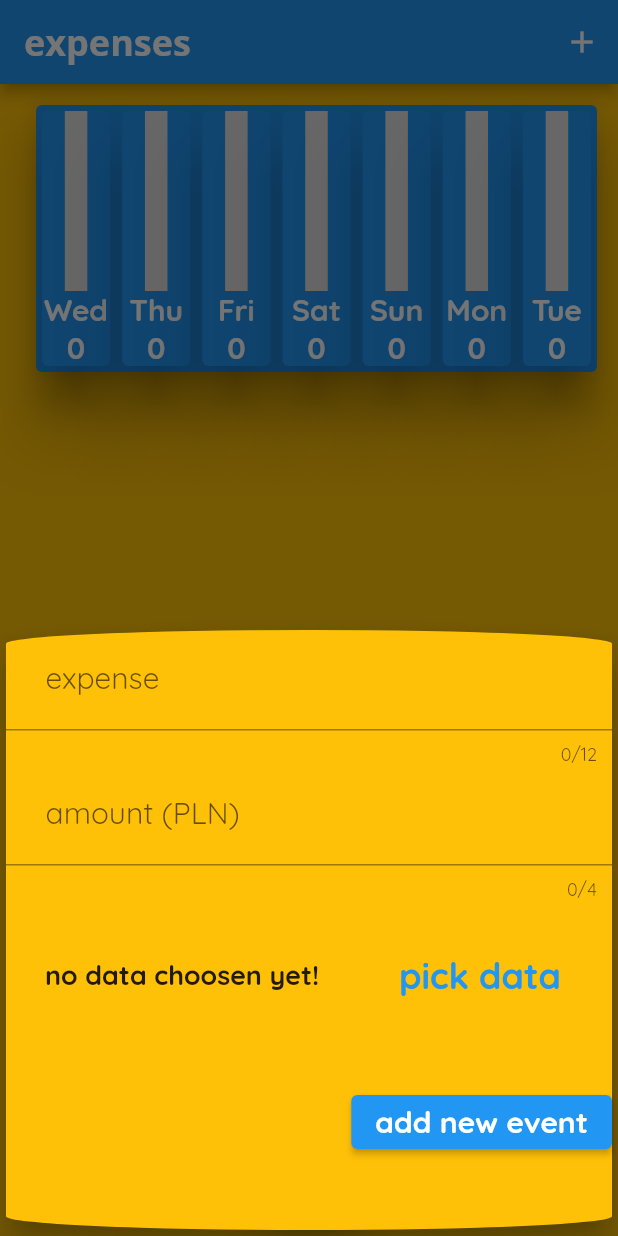
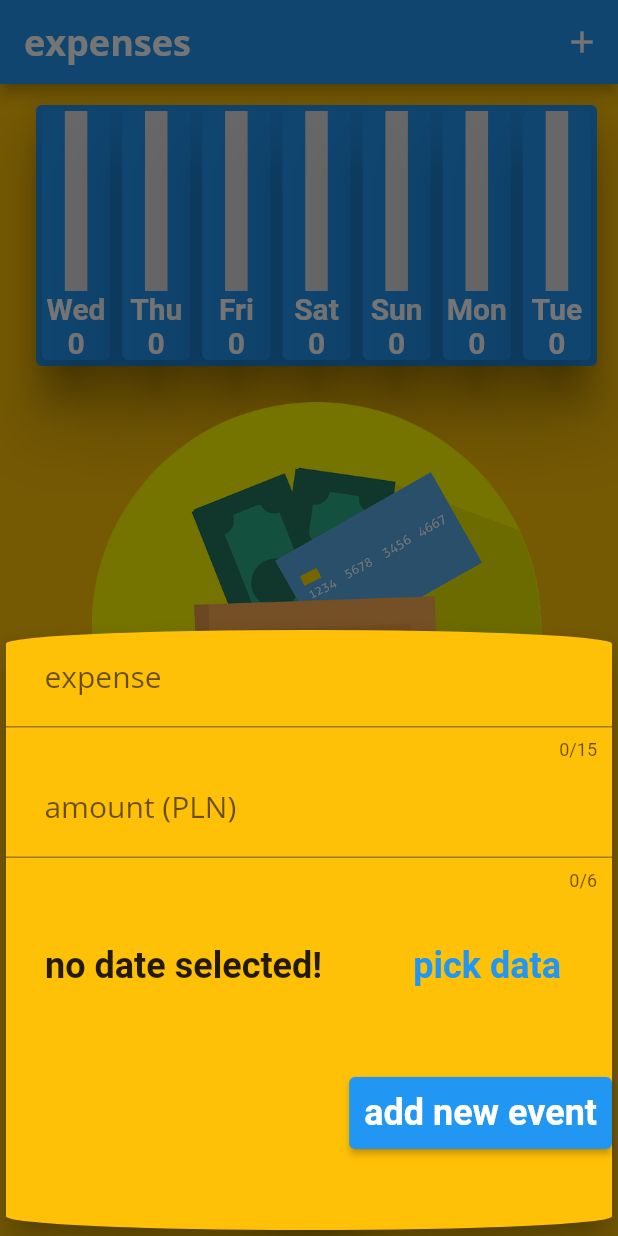
Before and after one commit to emil3time/flutter_expenses_app, a Flutter app: the screen it shows after launch, after a tap on the "add" icon, on a phone screen of 412 x 824 dp. Run offline on Flutter 3.47's test engine with Material 2 defaults, Android fonts, the phone set to English and light mode, and no system bars.

Commit message:
fix events list | UI customization

```diff
--- a/lib/home.dart
+++ b/lib/home.dart
@@ -85,10 +85,28 @@ class _HomeAppState extends State<HomeApp> {
                 SizedBox(
                   height: 20,
                 ),
-                ExpensesListWidget(
-                  eventsA: _events,
-                  deleteEventA: _deleteEvent,
-                ),
+                _events.isEmpty
+                    ? Column(
+                        children: [
+                          SizedBox(
+                              height: 300,
+                              child: Image.asset('assets/images/money.png')),
+                          SizedBox(
+                            height: 15,
+                          ),
+                          Text(
+                            'Your list is empty - start counting!',
+                            style: TextStyle(
+                                fontSize: 24,
+                                fontFamily: 'Quicksand',
+                                fontWeight: FontWeight.w500),
+                          )
+                        ],
+                      )
+                    : ExpensesListWidget(
+                        eventsA: _events,
+                        deleteEventA: _deleteEvent,
+                      ),
               ],
             ),
           ),
--- a/lib/main.dart
+++ b/lib/main.dart
@@ -13,7 +13,7 @@ class MyApp extends StatelessWidget {
         primarySwatch: Colors.blue,
         // primaryColor: Colors.amber,
         // colorScheme: ColorScheme.fromSwatch().copyWith(secondary: Colors.blue),
-        fontFamily: 'Quicksand',
+        // fontFamily: 'Quicksand',
         appBarTheme: AppBarTheme(
           titleTextStyle: const TextStyle().copyWith(
               fontFamily: 'OpenSans',
--- a/lib/widget/input_card_widget.dart
+++ b/lib/widget/input_card_widget.dart
@@ -65,27 +65,29 @@ class _InputCardWidgetState extends State<InputCardWidget> {
               onSubmitted: (_) => submitData(),
               style: TextStyle(fontSize: 22),
               keyboardType: TextInputType.text,
-              maxLength: 12,
+              maxLength: 15,
               controller: nameController,
               decoration: InputDecoration(
                   contentPadding: EdgeInsets.all(10.0),
                   labelText: '   expense  ',
                   labelStyle: TextStyle(
-                    fontSize: 20,
-                  )),
+                      fontSize: 20,
+                      fontFamily: 'OpenSans',
+                      fontWeight: FontWeight.w400)),
             ),
             TextField(
               onSubmitted: (_) => submitData(),
               style: TextStyle(fontSize: 22),
               keyboardType: TextInputType.number,
               controller: priceController,
-              maxLength: 4,
+              maxLength: 6,
               decoration: InputDecoration(
                   contentPadding: EdgeInsets.all(10.0),
                   labelText: '   amount (PLN)',
                   labelStyle: TextStyle(
-                    fontSize: 20,
-                  )),
+                      fontSize: 20,
+                      fontFamily: 'OpenSans',
+                      fontWeight: FontWeight.w400)),
             ),
             Container(
               margin: EdgeInsets.all(26),
@@ -94,9 +96,9 @@ class _InputCardWidgetState extends State<InputCardWidget> {
                 children: [
                   Text(
                     startUserDate == DateTime.utc(1994)
-                        ? 'no data choosen yet!'
+                        ? 'no date selected!'
                         : DateFormat.yMd().format(startUserDate),
-                    style: TextStyle(fontSize: 18, fontWeight: FontWeight.bold),
+                    style: TextStyle(fontSize: 24, fontWeight: FontWeight.bold),
                   ),
                   TextButton(
                       onPressed: () {
@@ -120,13 +122,16 @@ class _InputCardWidgetState extends State<InputCardWidget> {
               children: [
                 Container(
                   child: ElevatedButton(
+                      style: ButtonStyle(
+                        padding: MaterialStateProperty.all(EdgeInsets.all(10)),
+                      ),
                       onPressed: () {
                         submitData();
                       },
                       child: Text(
                         'add new event',
                         style: TextStyle(
-                            fontSize: 20, fontWeight: FontWeight.bold),
+                            fontSize: 24, fontWeight: FontWeight.bold),
                       )),
                 ),
               ],
--- a/pubspec.yaml
+++ b/pubspec.yaml
@@ -59,8 +59,8 @@ flutter:
   uses-material-design: true
 
   # To add assets to your application, add an assets section, like this:
-  # assets:
-  #   - images/a_dot_burr.jpeg
+  assets:
+    - assets/images/money.png
   #   - images/a_dot_ham.jpeg
 
   # An image asset can refer to one or more resolution-specific "variants", see
```
Also changed, not shown: assets/images/money.png (added).
